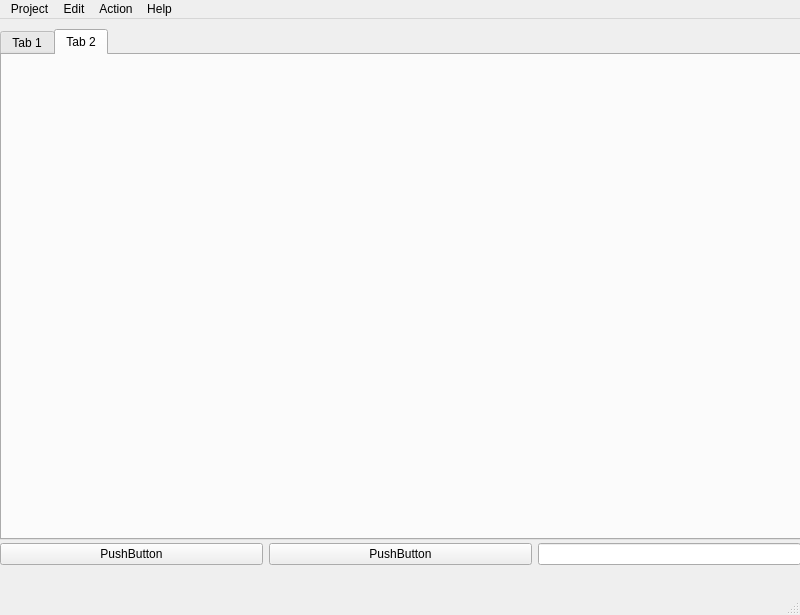
The window that xxx/src/main/MainWindow.ui (traviswp/CS493_adagide) describes before a commit, drawn with Qt 5.
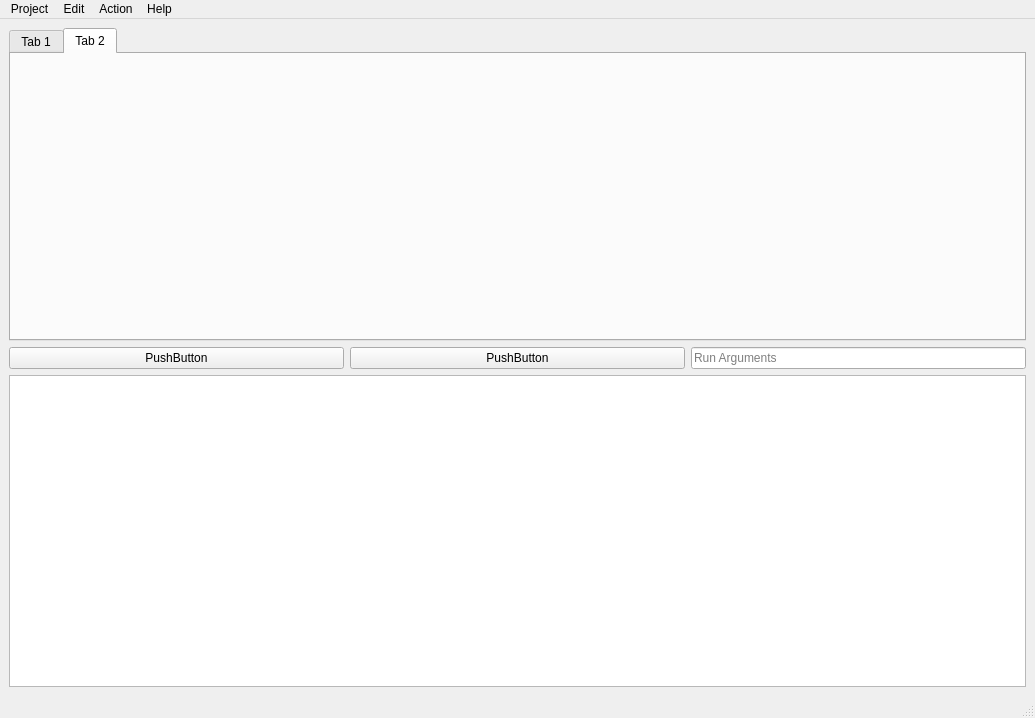
The same window after the commit. The open tabs and pages were chosen to show the change. Custom widgets are drawn as their Qt base class.

The edit to the form file:
```diff
--- a/xxx/src/main/MainWindow.ui
+++ b/xxx/src/main/MainWindow.ui
@@ -6,8 +6,8 @@
    <rect>
     <x>0</x>
     <y>0</y>
-    <width>800</width>
-    <height>615</height>
+    <width>1035</width>
+    <height>718</height>
    </rect>
   </property>
   <property name="windowTitle">
@@ -20,15 +20,9 @@
      <verstretch>0</verstretch>
     </sizepolicy>
    </property>
+   <layout class="QVBoxLayout" name="verticalLayout">
+    <item>
    <widget class="QTabWidget" name="tabWidget">
-    <property name="geometry">
-     <rect>
-      <x>0</x>
-      <y>10</y>
-      <width>801</width>
-      <height>511</height>
-     </rect>
-    </property>
     <property name="currentIndex">
      <number>0</number>
     </property>
@@ -57,15 +51,9 @@
      <attribute name="title">
       <string>Tab 2</string>
      </attribute>
+       <layout class="QHBoxLayout" name="horizontalLayout_3">
+        <item>
      <widget class="QsciScintilla" name="textEdit_2">
-      <property name="geometry">
-       <rect>
-        <x>0</x>
-        <y>0</y>
-        <width>801</width>
-        <height>321</height>
-       </rect>
-      </property>
       <property name="toolTip">
        <string/>
       </property>
@@ -73,17 +61,12 @@
        <string/>
       </property>
      </widget>
-    </widget>
-   </widget>
-   <widget class="QWidget" name="horizontalLayoutWidget">
-    <property name="geometry">
-     <rect>
-      <x>0</x>
-      <y>520</y>
-      <width>801</width>
-      <height>31</height>
-     </rect>
-    </property>
+        </item>
+       </layout>
+      </widget>
+     </widget>
+    </item>
+    <item>
     <layout class="QHBoxLayout" name="horizontalLayout">
      <item>
       <widget class="QPushButton" name="pushButton">
@@ -107,30 +90,24 @@
          <verstretch>0</verstretch>
         </sizepolicy>
        </property>
+        <property name="placeholderText">
+         <string>Run Arguments</string>
+        </property>
       </widget>
      </item>
     </layout>
-   </widget>
-   <widget class="QSplitter" name="splitter">
-    <property name="geometry">
-     <rect>
-      <x>0</x>
-      <y>0</y>
-      <width>0</width>
-      <height>0</height>
-     </rect>
-    </property>
-    <property name="orientation">
-     <enum>Qt::Vertical</enum>
-    </property>
-   </widget>
+    </item>
+    <item>
+     <widget class="QTextEdit" name="textEdit_3"/>
+    </item>
+   </layout>
   </widget>
   <widget class="QMenuBar" name="menubar">
    <property name="geometry">
     <rect>
      <x>0</x>
      <y>0</y>
-     <width>800</width>
+     <width>1035</width>
      <height>21</height>
     </rect>
    </property>
```
Left out of the diff: 15 changed lines with no effect on the pictures. Lines whose indentation alone changed are shown as unchanged.
